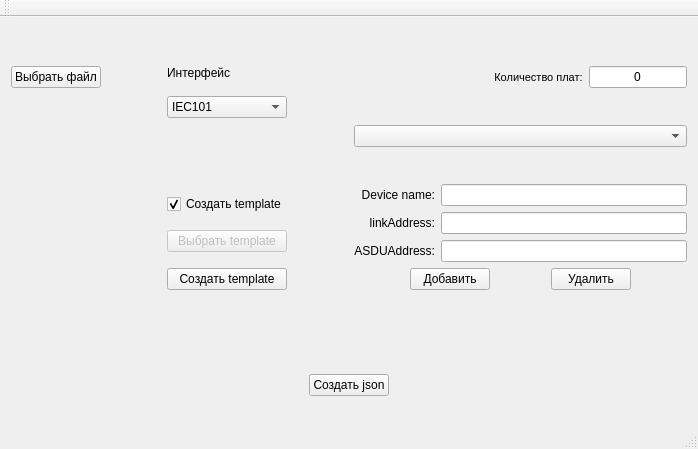
Qt form mainwindow.ui (vokhmianin-da/templateConfigurator) before a commit.
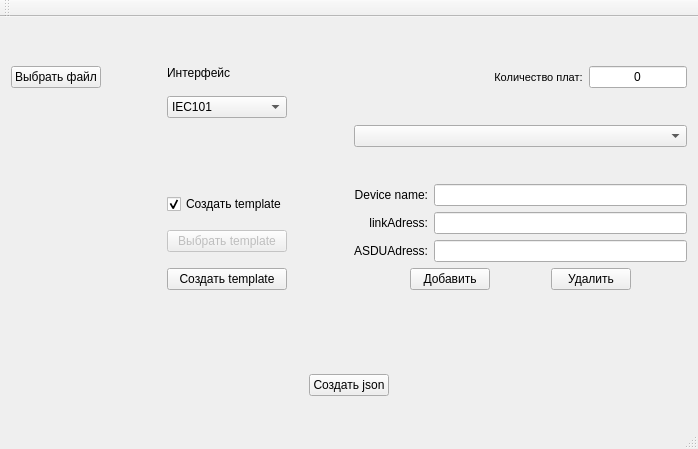
The same form after that commit.

Diff of the .ui file:
```diff
--- a/mainwindow.ui
+++ b/mainwindow.ui
@@ -284,7 +284,7 @@
           <item row="1" column="0">
            <widget class="QLabel" name="label_3">
             <property name="text">
-             <string>linkAddress:</string>
+             <string>linkAdress:</string>
             </property>
             <property name="alignment">
              <set>Qt::AlignRight|Qt::AlignTrailing|Qt::AlignVCenter</set>
@@ -297,7 +297,7 @@
           <item row="2" column="0">
            <widget class="QLabel" name="label_4">
             <property name="text">
-             <string>ASDUAddress:</string>
+             <string>ASDUAdress:</string>
             </property>
             <property name="alignment">
              <set>Qt::AlignRight|Qt::AlignTrailing|Qt::AlignVCenter</set>
```
Left out of the diff: 7 changed lines with no effect on the pictures.
